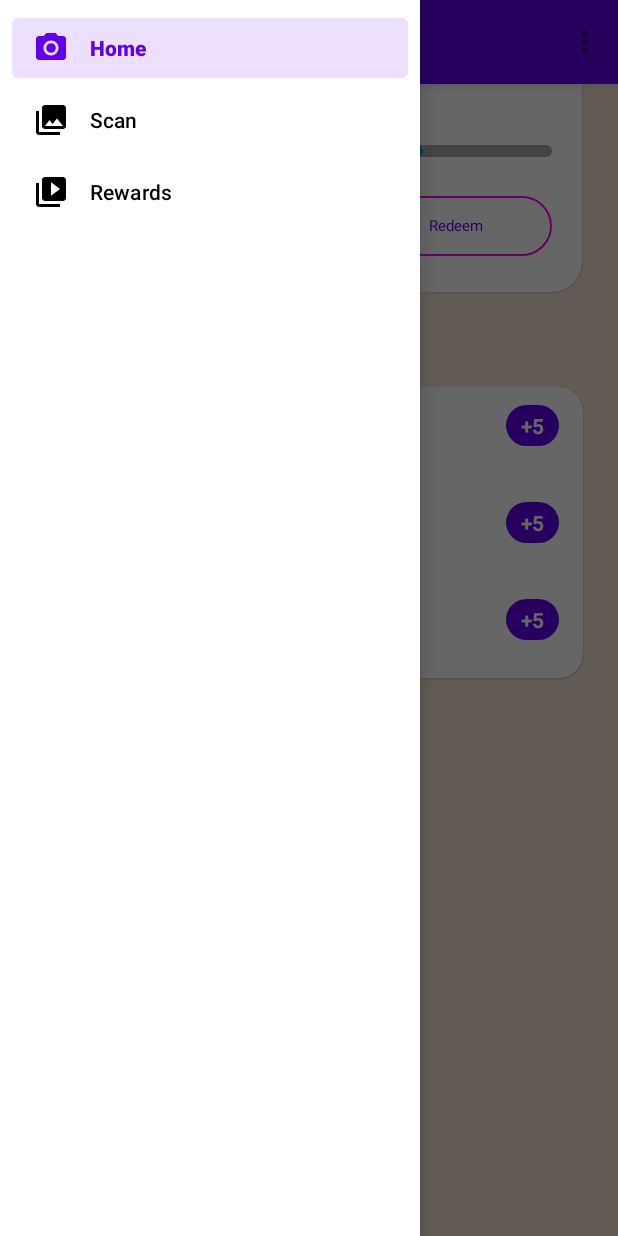
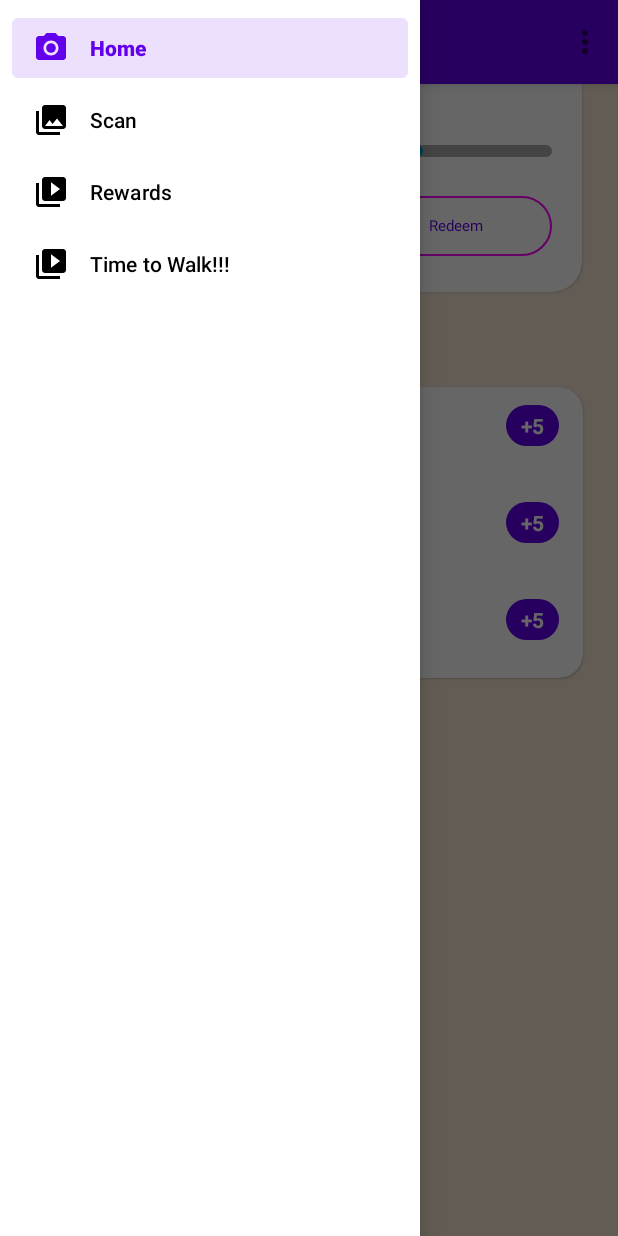
Before and after one commit to yiilinzhang/WTH2025, an Android app: the screen it shows after launch (MainActivity), with the side drawer open, on a phone screen of 412 x 824 dp. Run offline under Robolectric (Android 15) with nearby library versions, the phone set to English and light mode, and no system bars; our stand-ins replace navigation-ui.

Commit message:
local changes before pulling

```diff
--- a/app/src/main/java/com/example/myapplication/MainActivity.kt
+++ b/app/src/main/java/com/example/myapplication/MainActivity.kt
@@ -31,7 +31,7 @@ class MainActivity : AppCompatActivity() {
 
         // Make Home, Scan, Rewards all top-level so hamburger stays visible
         appBarConfiguration = AppBarConfiguration(
-            setOf(R.id.nav_home, R.id.nav_gallery, R.id.nav_slideshow),
+            setOf(R.id.nav_home, R.id.nav_gallery, R.id.nav_slideshow, R.id.nav_walkingMain),
             drawerLayout
         )
         setupActionBarWithNavController(navController, appBarConfiguration)
@@ -50,6 +50,9 @@ class MainActivity : AppCompatActivity() {
                 }
                 R.id.nav_slideshow -> {
                     navController.navigate(R.id.nav_slideshow); true
+                }
+                R.id.nav_walkingMain -> {
+                    navController.navigate(R.id.nav_walkingMain); true
                 }
                 else -> false
             }
--- a/app/src/main/res/menu/activity_main_drawer.xml
+++ b/app/src/main/res/menu/activity_main_drawer.xml
@@ -16,5 +16,9 @@
             android:id="@+id/nav_slideshow"
             android:icon="@drawable/ic_menu_slideshow"
             android:title="@string/menu_reward" />
+        <item
+            android:id="@+id/nav_walkingMain"
+            android:icon="@drawable/ic_menu_slideshow"
+            android:title="@string/menu_walking" />
     </group>
 </menu>
--- a/app/src/main/res/navigation/mobile_navigation.xml
+++ b/app/src/main/res/navigation/mobile_navigation.xml
@@ -22,4 +22,10 @@
         android:name="com.example.myapplication.ui.slideshow.SlideshowFragment"
         android:label="@string/menu_reward"
         tools:layout="@layout/fragment_slideshow" />
+
+    <fragment
+        android:id="@+id/nav_walkingMain"
+        android:name="com.example.myapplication.ui.slideshow.SlideshowFragment"
+        android:label="@string/menu_reward"
+        tools:layout="@layout/fragment_slideshow" />
 </navigation>
--- a/app/src/main/res/values/strings.xml
+++ b/app/src/main/res/values/strings.xml
@@ -21,4 +21,5 @@
     <string name="login_failed">"Login failed"</string>
     <string name="menu_scan">Scan</string>
     <string name="menu_reward">Rewards</string>
+    <string name="menu_walking">Time to Walk!!!</string>
 </resources>
```
